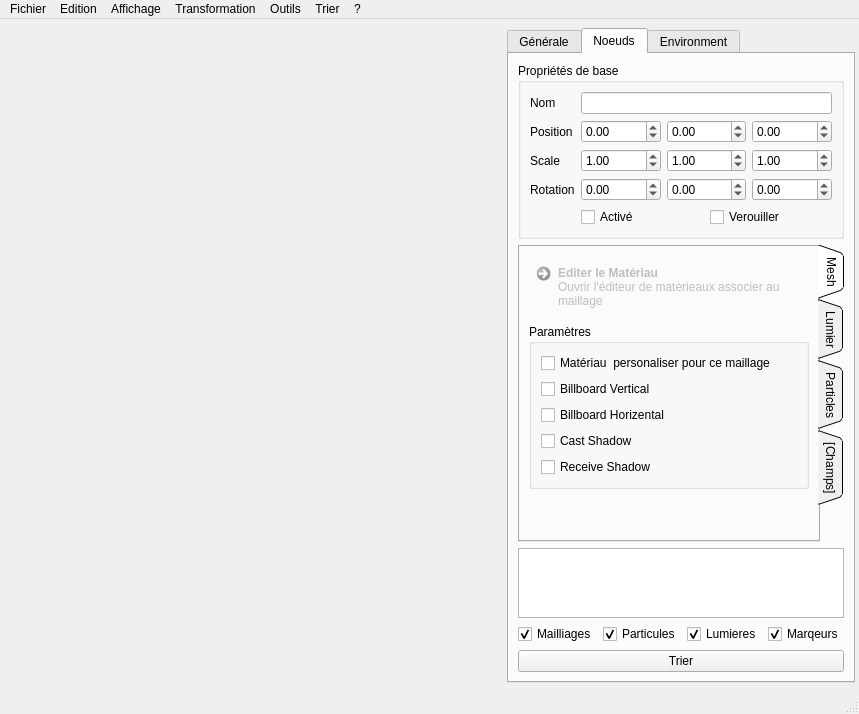
Above: sources/interface.ui from b4n92uid/theball-editor before the change. Below: the same form after it.
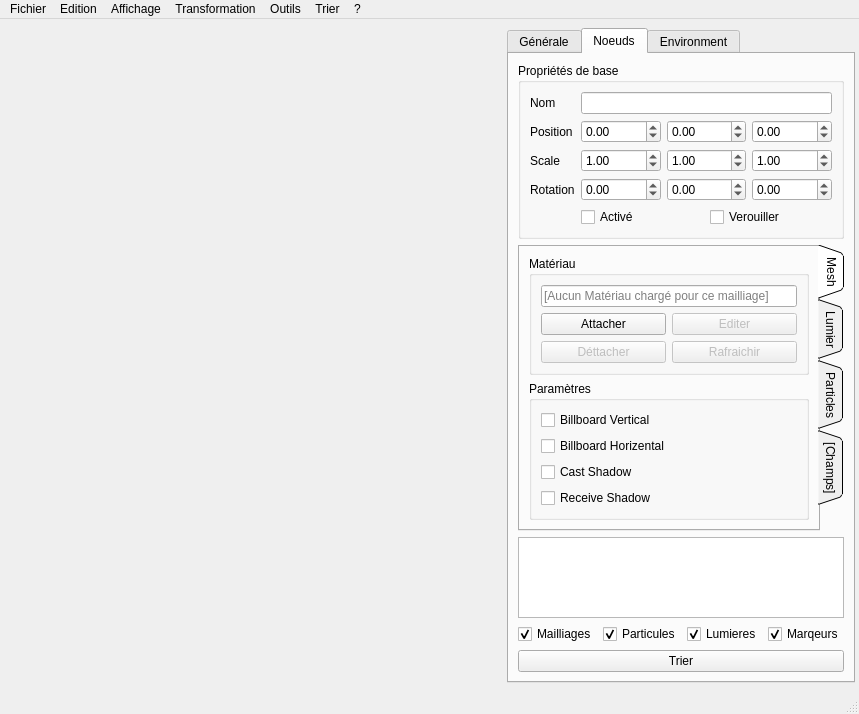
That is the form after the change. The open tabs and pages were chosen to show the change. Icons and pictures are not drawn. Custom widgets are drawn as their Qt base class.

```diff
--- a/sources/interface.ui
+++ b/sources/interface.ui
@@ -427,23 +427,102 @@
            </attribute>
            <layout class="QVBoxLayout" name="verticalLayout_10">
             <item>
-             <widget class="QCommandLinkButton" name="node_mesh_editmat">
-              <property name="enabled">
-               <bool>false</bool>
+             <widget class="QGroupBox" name="groupBox">
+              <property name="sizePolicy">
+               <sizepolicy hsizetype="Minimum" vsizetype="Minimum">
+                <horstretch>0</horstretch>
+                <verstretch>0</verstretch>
+               </sizepolicy>
               </property>
-              <property name="text">
-               <string>Editer le Matériau</string>
+              <property name="title">
+               <string>Matériau</string>
               </property>
-              <property name="icon">
-               <iconset resource="ressource.qrc">
-                <normaloff>:/Medias/medias/pencil.png</normaloff>:/Medias/medias/pencil.png</iconset>
-              </property>
-              <property name="checkable">
-               <bool>false</bool>
-              </property>
-              <property name="description">
-               <string>Ouvrir l'éditeur de matèrieaux associer au maillage</string>
-              </property>
+              <layout class="QVBoxLayout" name="verticalLayout_13">
+               <item>
+                <widget class="QLineEdit" name="node_mesh_matinfo">
+                 <property name="text">
+                  <string/>
+                 </property>
+                 <property name="readOnly">
+                  <bool>true</bool>
+                 </property>
+                 <property name="placeholderText">
+                  <string>[Aucun Matériau chargé pour ce mailliage]</string>
+                 </property>
+                </widget>
+               </item>
+               <item>
+                <layout class="QGridLayout" name="gridLayout">
+                 <item row="0" column="0">
+                  <widget class="QPushButton" name="node_mesh_addmat">
+                   <property name="sizePolicy">
+                    <sizepolicy hsizetype="Ignored" vsizetype="Fixed">
+                     <horstretch>0</horstretch>
+                     <verstretch>0</verstretch>
+                    </sizepolicy>
+                   </property>
+                   <property name="text">
+                    <string>Attacher</string>
+                   </property>
+                  </widget>
+                 </item>
+                 <item row="0" column="1">
+                  <widget class="QPushButton" name="node_mesh_editmat">
+                   <property name="enabled">
+                    <bool>false</bool>
+                   </property>
+                   <property name="sizePolicy">
+                    <sizepolicy hsizetype="Ignored" vsizetype="Fixed">
+                     <horstretch>0</horstretch>
+                     <verstretch>0</verstretch>
+                    </sizepolicy>
+                   </property>
+                   <property name="text">
+                    <string>Editer</string>
+                   </property>
+                   <property name="checkable">
+                    <bool>false</bool>
+                   </property>
+                  </widget>
+                 </item>
+                 <item row="1" column="0">
+                  <widget class="QPushButton" name="node_mesh_relmat">
+                   <property name="enabled">
+                    <bool>false</bool>
+                   </property>
+                   <property name="sizePolicy">
+                    <sizepolicy hsizetype="Ignored" vsizetype="Fixed">
+                     <horstretch>0</horstretch>
+                     <verstretch>0</verstretch>
+                    </sizepolicy>
+                   </property>
+                   <property name="text">
+                    <string>Déttacher</string>
+                   </property>
+                  </widget>
+                 </item>
+                 <item row="1" column="1">
+                  <widget class="QPushButton" name="node_mesh_reloadmat">
+                   <property name="enabled">
+                    <bool>false</bool>
+                   </property>
+                   <property name="sizePolicy">
+                    <sizepolicy hsizetype="Ignored" vsizetype="Fixed">
+                     <horstretch>0</horstretch>
+                     <verstretch>0</verstretch>
+                    </sizepolicy>
+                   </property>
+                   <property name="text">
+                    <string>Rafraichir</string>
+                   </property>
+                   <property name="checkable">
+                    <bool>false</bool>
+                   </property>
+                  </widget>
+                 </item>
+                </layout>
+               </item>
+              </layout>
              </widget>
             </item>
             <item>
@@ -452,13 +531,6 @@
                <string>Paramètres</string>
               </property>
               <layout class="QVBoxLayout" name="verticalLayout_2">
-               <item>
-                <widget class="QCheckBox" name="node_mesh_custommat">
-                 <property name="text">
-                  <string>Matériau  personaliser pour ce maillage</string>
-                 </property>
-                </widget>
-               </item>
                <item>
                 <widget class="QCheckBox" name="node_mesh_billboard_y">
                  <property name="text">
```
Left out of the diff: 40 changed lines with no effect on the pictures.
